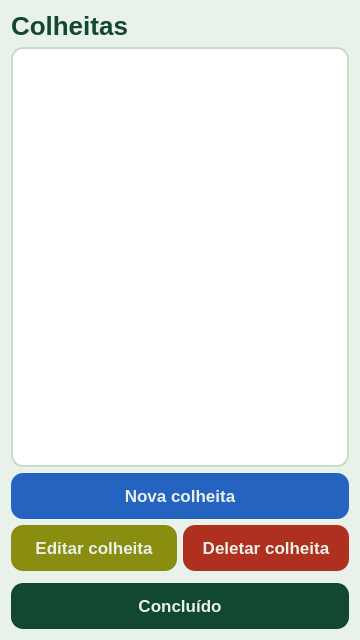
The window that gui/Harvests.ui (pollyanasousa/projeto-interdisciplinar-ufrpe) describes before a commit, drawn with Qt 5.
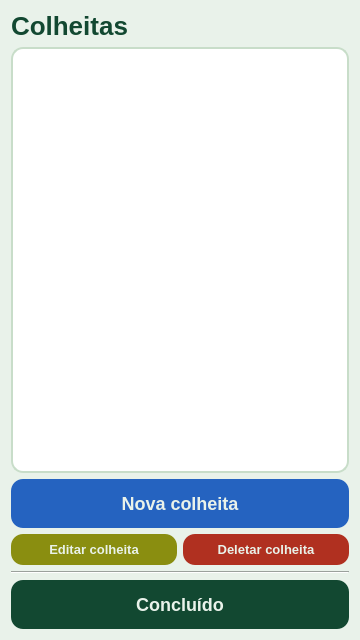
The same window after the commit.

```diff
--- a/gui/Harvests.ui
+++ b/gui/Harvests.ui
@@ -27,11 +27,11 @@
   </property>
   <property name="styleSheet">
    <string notr="true">QWidget { background-color: #E9F2EA; font-family: &quot;Roboto Flex&quot;; }
-QPushButton { background-color: #124831; color: #E9F2EA; font-family: &quot;Roboto Flex&quot;; font-weight: 700; font-size: 17px; border-radius: 12px; padding: 13px; border: none; }
+QPushButton { background-color: #124831; color: #E9F2EA; font-family: &quot;Roboto Flex&quot;; font-weight: 700; font-size: 18px; border-radius: 12px; padding: 14px; border: none; }
 QPushButton:hover { background-color: #0a3020; }
 QPushButton#new_harvest_button { background-color: #2563C0; }
-QPushButton#update_harvest_button { background-color: #8a8e10; margin-bottom: 0px; }
-QPushButton#delete_harvest_button { background-color: #b03020; margin-bottom: 0px; }
+QPushButton#update_harvest_button { background-color: #8a8e10; margin-bottom: 0px; font-size: 13px; padding: 8px; }
+QPushButton#delete_harvest_button { background-color: #b03020; margin-bottom: 0px; font-size: 13px; padding: 8px; }
 QLabel#main_label { font-family: &quot;Roboto Flex&quot;; font-weight: 800; font-size: 26px; color: #124831; }
 QListWidget { background-color: #FFFFFF; border: 1.5px solid #c8ddc9; border-radius: 12px; font-size: 14px; padding: 4px; }
 QListWidget::item { padding: 10px 8px; border-bottom: 1px solid #e8f0e9; }
@@ -76,7 +76,7 @@
    <item>
     <widget class="Line" name="line">
      <property name="orientation">
-      <enum>Qt::Orientation::Vertical</enum>
+       <enum>Qt::Orientation::Horizontal</enum>
      </property>
     </widget>
    </item>
```
